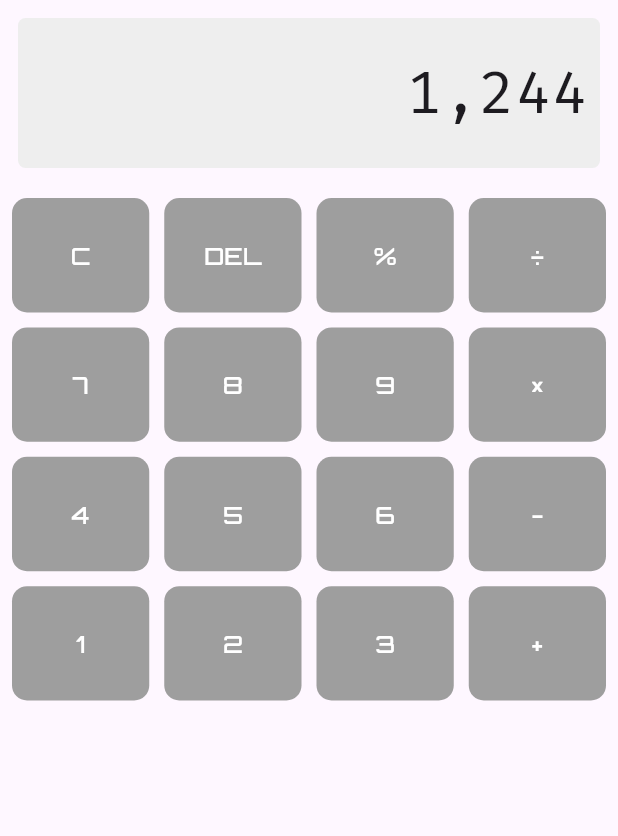
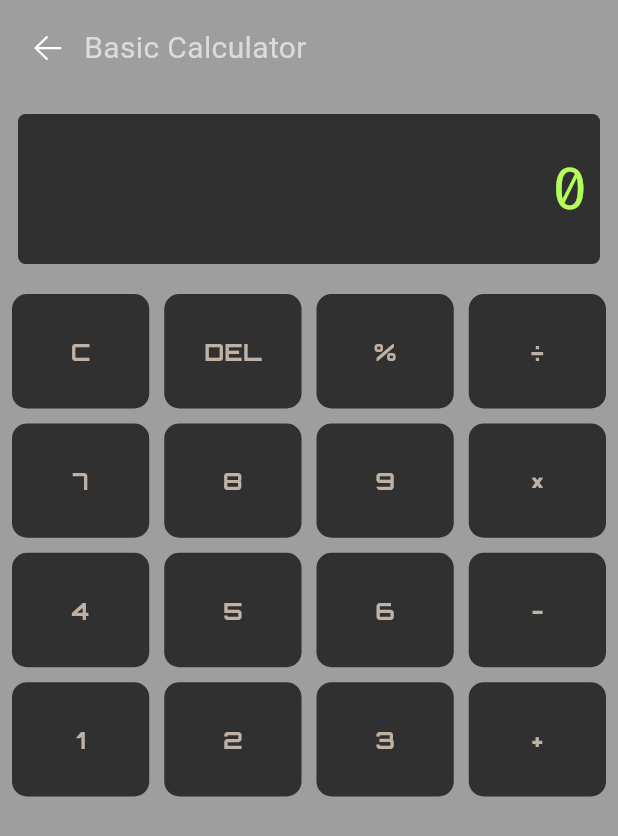
Before and after one commit to ndahirwaSosthene/fitness_ai, a Flutter app: the CalculatorPage screen opened directly, after a tap on "DEL", on a phone screen of 412 x 824 dp. Shown: the top 836 px of the screen. Run offline on Flutter 3.47's test engine with Material 3 defaults, Android fonts, the phone set to English and light mode, and no system bars; our stand-ins replace fluentui_system_icons, google_fonts; Roboto replaces fonts that are missing (Goldman).

Commit message:
Add a calculator

```diff
--- a/lib/components/calculator_button.dart
+++ b/lib/components/calculator_button.dart
@@ -3,18 +3,19 @@
 
 class CalculatorButton extends StatelessWidget {
   final String label;
-  const CalculatorButton({super.key, required this.label});
+  final Function()? onTap;
+  const CalculatorButton({super.key, required this.label, required this.onTap});
 
   @override
   Widget build(BuildContext context) {
-    // Use SizedBox to ensure the button fills available space
     return SizedBox.expand(
       child: ElevatedButton(
-        onPressed: () {},
+        onPressed: onTap,
         style: ElevatedButton.styleFrom(
-          backgroundColor: Colors.grey,
+          foregroundColor: const Color.fromARGB(255, 231, 162, 93),
+          backgroundColor: const Color.fromARGB(221, 31, 31, 31),
           elevation: 0,
-          padding: EdgeInsets.zero, // Remove padding
+          padding: EdgeInsets.zero,
           shape: RoundedRectangleBorder(
             borderRadius: BorderRadius.circular(10),
           ),
@@ -22,8 +23,9 @@
         child: Text(
           label,
           style: GoogleFonts.orbitron(
-            color: Colors.white,
-            fontSize: 16, // Add appropriate font size
+            color: const Color.fromARGB(255, 191, 177, 163),
+            fontSize: 16,
+            fontWeight: FontWeight.bold,
           ),
         ),
       ),
--- a/lib/pages/calculator_page.dart
+++ b/lib/pages/calculator_page.dart
@@ -1,23 +1,84 @@
+import 'package:fitness_ai/components/button_function.dart';
 import 'package:fitness_ai/components/calculator_button.dart';
+import 'package:fluentui_system_icons/fluentui_system_icons.dart';
+// import 'package:fitness_ai/models/button_model.dart';
 import 'package:flutter/material.dart';
 import 'package:google_fonts/google_fonts.dart';
+import 'package:intl/intl.dart';
 
-class CalculatorPage extends StatelessWidget {
+class CalculatorPage extends StatefulWidget {
+  const CalculatorPage({super.key});
+
+  @override
+  State<CalculatorPage> createState() => _CalculatorPageState();
+}
+
+class _CalculatorPageState extends State<CalculatorPage> {
   final Map<String, Function> functions = {};
-  CalculatorPage({super.key});
+  int? num = 0;
+
+  String displayValue = '0'; // Store as String for better display control
+  int currentNumber = 0; // The actual numeric value being built
+
+  void _handleNumberPress(int digit) {
+    setState(() {
+      if (displayValue == '0') {
+        // Replace initial zero with first digit
+        displayValue = digit.toString();
+        currentNumber = digit;
+      } else {
+        // Combine digits using your algorithm
+        currentNumber = (currentNumber * 10) + digit;
+        // Format the number with commas
+        displayValue = NumberFormat('#,###').format(currentNumber);
+      }
+    });
+  }
+
+  void _handleClear() {
+    setState(() {
+      displayValue = '0';
+      currentNumber = 0;
+    });
+  }
 
   @override
   Widget build(BuildContext context) {
     return Scaffold(
+      backgroundColor: Colors.black38,
       body: ListView(
         children: [
           Padding(
+            padding: const EdgeInsets.all(8.0),
+            child: Row(
+              children: [
+                IconButton(
+                  onPressed: () {
+                    Navigator.pop(context);
+                  },
+                  icon: Icon(
+                    FluentIcons.arrow_left_12_regular,
+                    color: Colors.white,
+                  ),
+                ),
+                Text(
+                  'Basic Calculator',
+                  style: GoogleFonts.goldman(
+                    color: const Color.fromARGB(255, 221, 218, 218),
+                    fontSize: 20,
+                  ),
+                ),
+              ],
+            ),
+          ),
+          Padding(
             padding: const EdgeInsets.all(12.0),
+            // display panel
             child: Container(
               height: 100,
               width: 500,
               decoration: BoxDecoration(
-                color: Colors.grey[200],
+                color: const Color.fromARGB(221, 31, 31, 31),
                 borderRadius: BorderRadius.circular(5),
               ),
               child: Padding(
@@ -25,9 +86,33 @@
                 child: Align(
                   alignment: AlignmentGeometry.centerRight,
                   child: Text(
-                    '1,244',
+                    displayValue,
                     style: GoogleFonts.firaCode(
                       fontSize: 40,
+                      color: Colors.lightGreenAccent,
+                      // color: Colors.white, // The base color of the text
+                      // shadows: <Shadow>[
+                      //   // Add multiple shadows for the glowing effect
+                      //   Shadow(
+                      //     offset: Offset(
+                      //       0.0,
+                      //       0.0,
+                      //     ), // No offset for a centered glow
+                      //     blurRadius: 10.0,
+                      //     color: Colors.blueAccent, // The glow color
+                      //   ),
+                      //   Shadow(
+                      //     offset: Offset(0.0, 0.0),
+                      //     blurRadius: 20.0,
+                      //     color: Colors.blueAccent,
+                      //   ),
+                      //   Shadow(
+                      //     offset: Offset(0.0, 0.0),
+                      //     blurRadius: 30.0,
+                      //     color: Colors.blueAccent,
+                      //   ),
+                      //   // You can add more shadows with increasing blurRadius for a stronger glow
+                      // ],
                       fontWeight: FontWeight.w400,
                     ),
                   ),
@@ -49,28 +134,29 @@
                   mainAxisSpacing: 10,
                   childAspectRatio: 1.2,
                 ),
-                itemCount: 16,
-                itemBuilder: (context, index) {
+                itemCount: buttons.length,
+                itemBuilder: (context, int index) {
                   // Define your button labels
-                  final buttons = [
-                    'C',
-                    'DEL',
-                    '%',
-                    '÷',
-                    '7',
-                    '8',
-                    '9',
-                    '×',
-                    '4',
-                    '5',
-                    '6',
-                    '-',
-                    '1',
-                    '2',
-                    '3',
-                    '+',
-                  ];
-                  return CalculatorButton(label: buttons[index]);
+                  final button = buttons[index];
+                  button.onTap = () {
+                    setState(() {
+                      num = button.value;
+                    });
+                  };
+                  return CalculatorButton(
+                    label: button.label,
+                    onTap: () {
+                      // Handle different button types
+                      if (button.value != null &&
+                          button.value! >= 0 &&
+                          button.value! <= 9) {
+                        _handleNumberPress(button.value!);
+                      } else if (button.label == 'C') {
+                        _handleClear();
+                      }
+                      // Add more operators here later
+                    },
+                  );
                 },
               ),
             ),
--- a/pubspec.yaml
+++ b/pubspec.yaml
@@ -30,6 +30,7 @@
 dependencies:
   flutter:
     sdk: flutter
+  intl: ^0.19.0
 
   # The following adds the Cupertino Icons font to your application.
   # Use with the CupertinoIcons class for iOS style icons.
```
Also changed, not shown: lib/components/button_function.dart (added, +20 -0 lines), lib/models/button_model.dart (added, +7 -0 lines), pubspec.lock.
